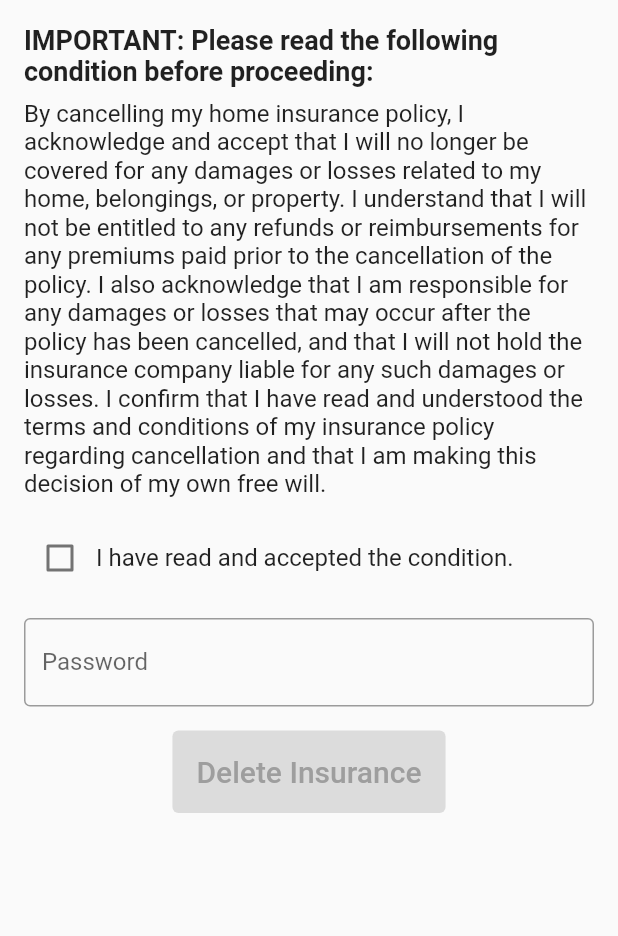
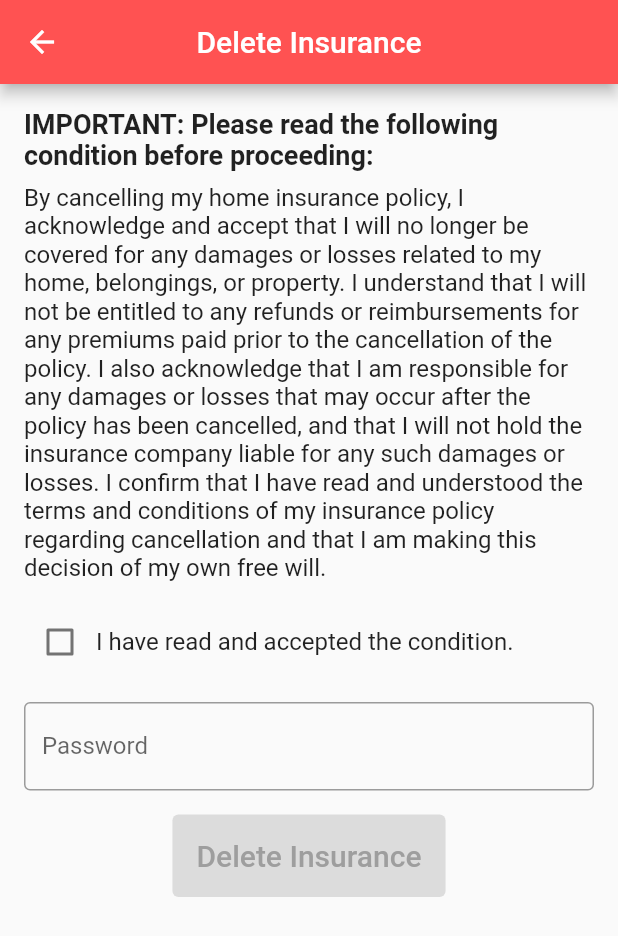
Before and after one commit to Kaleab213/Insurance-System, a Flutter app: the DeleteInsurancePage screen opened directly, on a phone screen of 412 x 824 dp. Shown: the top 936 px of the screen. Run offline on Flutter 3.47's test engine with Material 2 defaults, Android fonts, the phone set to English and light mode, and no system bars; our stand-ins replace bloc, equatable, file_picker, flutter_bloc, image_picker; missing offline and left inert: insurance_system, insurancesystem.

Commit message:
Update delete_insurance.dart

```diff
--- a/lib/delete_insurance.dart
+++ b/lib/delete_insurance.dart
@@ -1,20 +1,9 @@
 import 'package:flutter/material.dart';
+import 'package:flutter_bloc/flutter_bloc.dart';
 
-class MyApp extends StatelessWidget {
-  @override
-  Widget build(BuildContext context) {
-    return MaterialApp(
-      home: Scaffold(
-        appBar: AppBar(
-          title: const Text('Delete Insurance'),
-          centerTitle: true,
-          backgroundColor: Colors.redAccent,
-        ),
-        body: DeleteInsurancePage(),
-      ),
-    );
-  }
-}
+import '../blocs/request_bloc.dart';
+import '../blocs/request_event.dart';
+import '../models/request.dart';
 
 class DeleteInsurancePage extends StatefulWidget {
   @override
@@ -27,7 +16,14 @@ class _DeleteInsurancePageState extends State<DeleteInsurancePage> {
 
   @override
   Widget build(BuildContext context) {
-    return SingleChildScrollView(
+    return Material(
+      child: Scaffold(
+          appBar: AppBar(
+            title: const Text('Delete Insurance'),
+            centerTitle: true,
+            backgroundColor: Colors.redAccent,
+          ),
+          body: SingleChildScrollView(
             padding: const EdgeInsets.all(16.0),
             child: Column(
               crossAxisAlignment: CrossAxisAlignment.start,
@@ -84,11 +80,8 @@ class _DeleteInsurancePageState extends State<DeleteInsurancePage> {
                 const SizedBox(height: 16),
                 Center(
                   child: ElevatedButton(
-              onPressed: _isChecked && _password.isNotEmpty
-                  ? () {
-                      // Delete insurance logic here
-                    }
-                  : null,
+                    onPressed:
+                        _isChecked && _password.isNotEmpty ? () {} : null,
                     style: ElevatedButton.styleFrom(
                       primary: Colors.redAccent,
                       onSurface: Colors.grey,
@@ -102,6 +95,7 @@ class _DeleteInsurancePageState extends State<DeleteInsurancePage> {
                 ),
               ],
             ),
+          )),
     );
   }
 }
```
Lines whose indentation alone changed are shown as unchanged.
